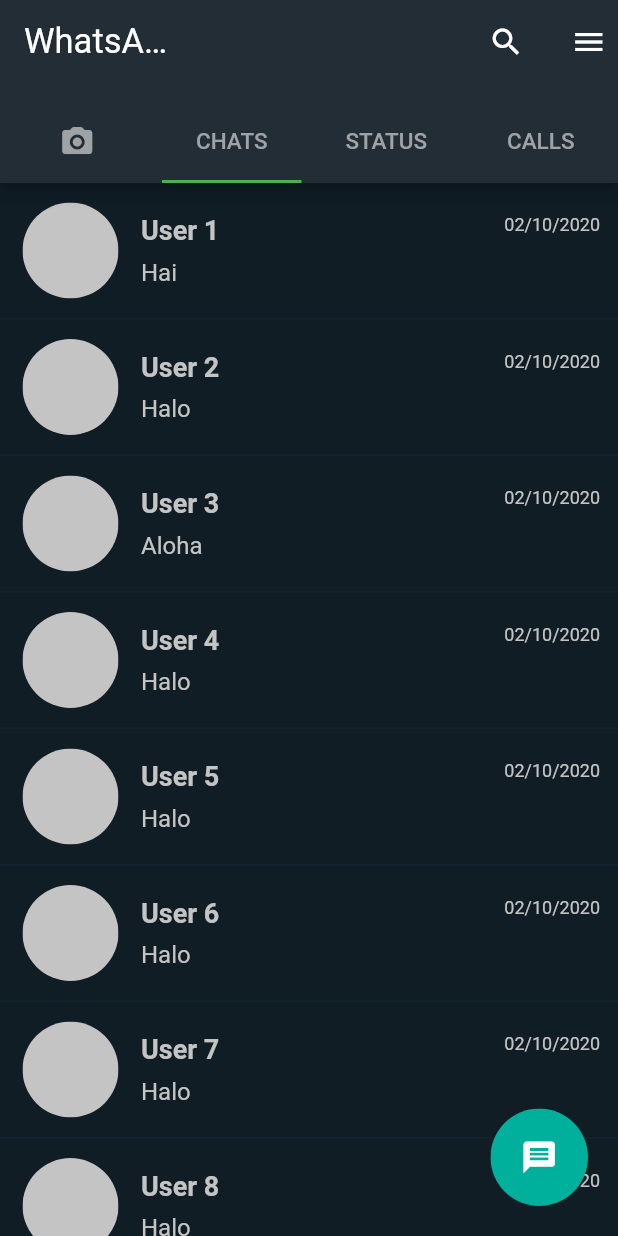
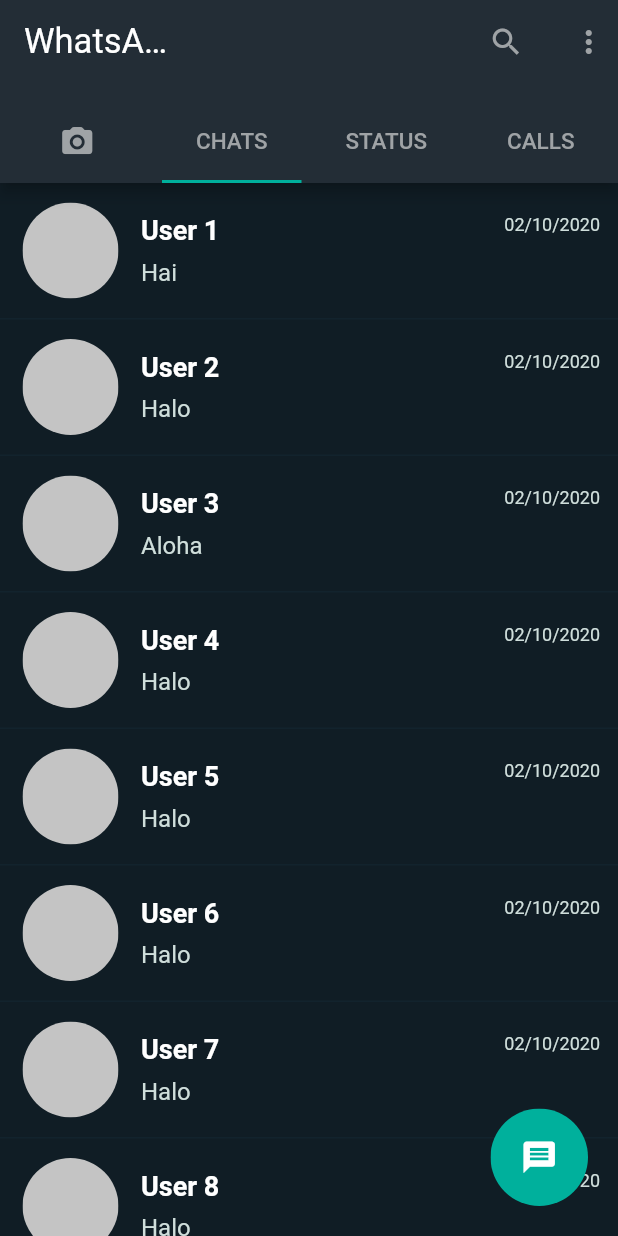
Before and after one commit to arif-pandu/remake_whatsapp, a Flutter app: the screen it shows after launch, on a phone screen of 412 x 824 dp. Run offline on Flutter 3.47's test engine with Material 2 defaults, Android fonts, the phone set to English and light mode, and no system bars; our stand-ins replace bubble.

Commit message:
Fixing color variable

```diff
--- a/lib/chat.dart
+++ b/lib/chat.dart
@@ -1,5 +1,6 @@
 import 'package:flutter/material.dart';
 import 'package:remake_whatsapp/chat_explained.dart';
+import 'package:remake_whatsapp/theme/theme.dart';
 
 class ChatPage extends StatefulWidget {
   const ChatPage({Key? key}) : super(key: key);
@@ -53,7 +54,7 @@
                 child: Container(
                   height: 65,
                   width: 65,
-                  color: Color.fromARGB(255, 0, 176, 156),
+                  color: floatingButtonColor,
                   child: Icon(
                     Icons.message,
                     color: Colors.white,
@@ -129,7 +130,7 @@
                                   style: TextStyle(
                                     fontSize: 18,
                                     fontWeight: FontWeight.w700,
-                                    color: Color.fromARGB(255, 196, 196, 196),
+                                    color: Colors.white,
                                   ),
                                 ),
                               ),
@@ -140,8 +141,7 @@
                                   style: TextStyle(
                                       fontSize: 16,
                                       fontWeight: FontWeight.w400,
-                                      color:
-                                          Color.fromARGB(255, 196, 196, 196)),
+                                      color: messageThumbColor),
                                 ),
                               ),
                             ],
@@ -157,7 +157,7 @@
                               lastSeen,
                               style: TextStyle(
                                 fontSize: 12,
-                                color: Color.fromARGB(255, 196, 196, 196),
+                                color: dateAndTimeColor,
                               ),
                             ),
                           ),
--- a/lib/home.dart
+++ b/lib/home.dart
@@ -1,5 +1,5 @@
 import 'package:flutter/material.dart';
-
+import 'theme/theme.dart';
 import 'camera.dart';
 import 'call.dart';
 import 'status.dart';
@@ -38,25 +38,32 @@
   @override
   Widget build(BuildContext context) {
     return Scaffold(
-      backgroundColor: Colors.greenAccent,
       appBar: PreferredSize(
         preferredSize: Size.fromHeight(122),
         child: AppBar(
-          backgroundColor: Color.fromARGB(255, 35, 45, 54),
+          backgroundColor: topTitleBar,
           title: Container(
             width: 100,
             child: Text("WhatsApp",
                 style: TextStyle(fontSize: 23, fontWeight: FontWeight.normal)),
           ),
           actions: [
-            Container(width: 71, height: 24, child: Icon(Icons.search)),
-            Container(width: 39, height: 24, child: Icon(Icons.menu)),
+            Container(
+              width: 71,
+              height: 24,
+              child: Icon(Icons.search, color: topTitleIcon),
+            ),
+            Container(
+              width: 39,
+              height: 24,
+              child: Icon(Icons.more_vert, color: topTitleIcon),
+            ),
           ],
           flexibleSpace: FlexibleSpaceBar(centerTitle: true),
           bottom: TabBar(
-              indicatorColor: Colors.green,
+              indicatorColor: indicatorColor,
               indicatorPadding: EdgeInsets.symmetric(horizontal: 5),
-              labelColor: Colors.grey,
+              labelColor: topTitleIcon,
               isScrollable: false,
               controller: controller,
               labelPadding: EdgeInsets.symmetric(horizontal: 20),
@@ -72,17 +79,15 @@
                   width: 50,
                   height: 51,
                   child: Center(
-                      child: Icon(Icons.camera_alt_rounded,
-                          color: Color.fromARGB(255, 159, 163, 166))),
+                      child:
+                          Icon(Icons.camera_alt_rounded, color: topTitleIcon)),
                 ),
                 Container(
                   height: 51,
                   child: Center(
                     child: Text(
                       "CHATS",
-                      style: TextStyle(
-                          fontSize: 15,
-                          color: Color.fromARGB(255, 159, 163, 166)),
+                      style: TextStyle(fontSize: 15, color: topTitleIcon),
                     ),
                   ),
                 ),
@@ -91,9 +96,7 @@
                   child: Center(
                     child: Text(
                       "STATUS",
-                      style: TextStyle(
-                          fontSize: 15,
-                          color: Color.fromARGB(255, 159, 163, 166)),
+                      style: TextStyle(fontSize: 15, color: topTitleIcon),
                     ),
                   ),
                 ),
@@ -102,9 +105,7 @@
                   child: Center(
                     child: Text(
                       "CALLS",
-                      style: TextStyle(
-                          fontSize: 15,
-                          color: Color.fromARGB(255, 159, 163, 166)),
+                      style: TextStyle(fontSize: 15, color: topTitleIcon),
                     ),
                   ),
                 ),
@@ -112,7 +113,7 @@
         ),
       ),
       body: Container(
-        color: Colors.transparent,
+        color: backgroundWA,
         child: TabBarView(
           controller: controller,
           children: [
--- a/lib/main.dart
+++ b/lib/main.dart
@@ -1,5 +1,4 @@
 import 'package:flutter/material.dart';
-
 import 'home.dart';
 
 void main() {
--- /dev/null
+++ b/lib/theme/theme.dart
@@ -0,0 +1,15 @@
+import 'package:flutter/material.dart';
+
+const inputBarColor = Color(0xFF2D383E);
+const leftBubbleChatColor = Color(0xFF212E36);
+const rightBubbleChatColor = Color(0xFF054640);
+const dateAndTimeColor = Color(0xFFCFDEDB);
+const floatingButtonColor = Color(0xFF00B09C);
+const textBubbleColor = Color(0xFFD1DDDB);
+const textInputColor = Color(0xFF768082);
+const safeareaColor = Color(0xFF0F1E25);
+const topTitleBar = Color(0xFF232D36);
+const messageThumbColor = Color(0xFFCFDEDB);
+const indicatorColor = Color(0xFF00B09C);
+const topTitleIcon = Color.fromARGB(255, 159, 163, 166);
+const backgroundWA = Color(0xFF0F1E25);
--- a/lib/widget/chat_bubble_left.dart
+++ b/lib/widget/chat_bubble_left.dart
@@ -1,5 +1,6 @@
 import 'package:flutter/material.dart';
 import 'package:bubble/bubble.dart';
+import 'package:remake_whatsapp/theme/theme.dart';
 
 class BubbleChatLeft extends StatelessWidget {
   const BubbleChatLeft({
@@ -17,12 +18,12 @@
           child: Text(
             bubbleChatLeft,
             style: TextStyle(
-              color: Colors.grey[300],
+              color: textBubbleColor,
               fontSize: 17,
               fontWeight: FontWeight.w400,
             ),
           ),
-          color: Color.fromARGB(255, 35, 45, 54),
+          color: leftBubbleChatColor,
           alignment: Alignment.topLeft,
           nip: BubbleNip.leftTop),
     );
--- a/lib/widget/chat_bubble_right.dart
+++ b/lib/widget/chat_bubble_right.dart
@@ -1,5 +1,6 @@
 import 'package:flutter/material.dart';
 import 'package:bubble/bubble.dart';
+import 'package:remake_whatsapp/theme/theme.dart';
 
 class BubbleChatRight extends StatelessWidget {
   const BubbleChatRight({
@@ -18,12 +19,12 @@
         child: Text(
           bubbleChatRight,
           style: TextStyle(
-            color: Colors.grey[300],
+            color: textBubbleColor,
             fontSize: 17,
             fontWeight: FontWeight.w400,
           ),
         ),
-        color: Color.fromARGB(255, 35, 45, 54),
+        color: rightBubbleChatColor,
         alignment: Alignment.topRight,
         nip: BubbleNip.rightTop,
       ),
```
Also changed, not shown: lib/chat_explained.dart (+24 -14 lines).
